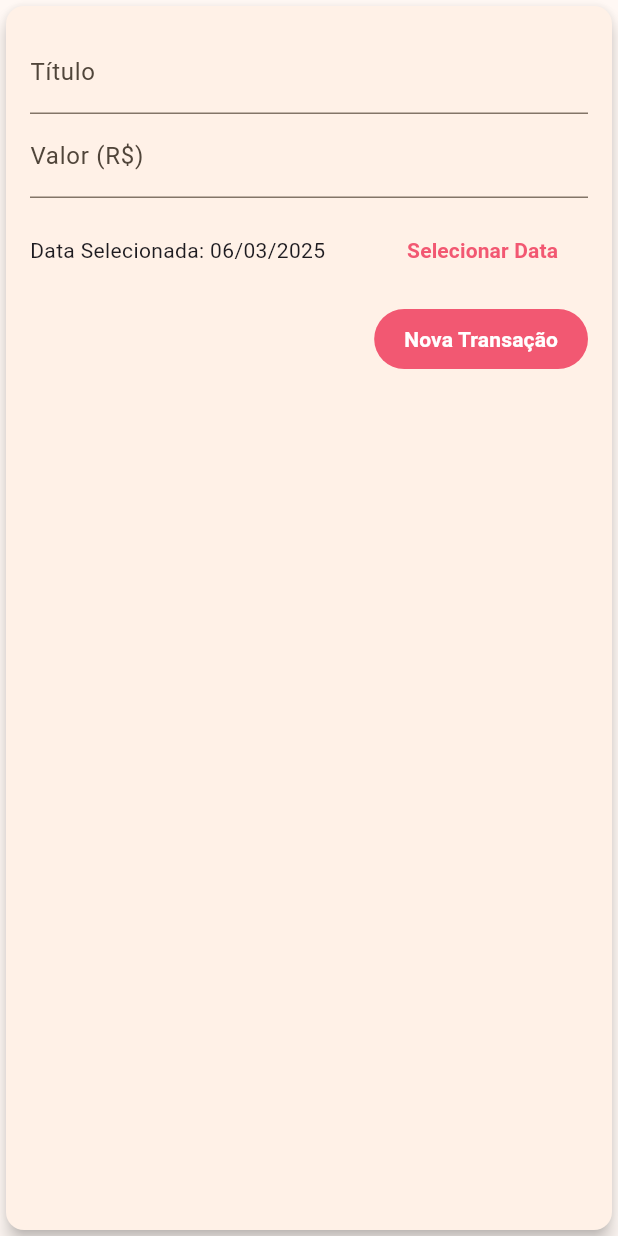
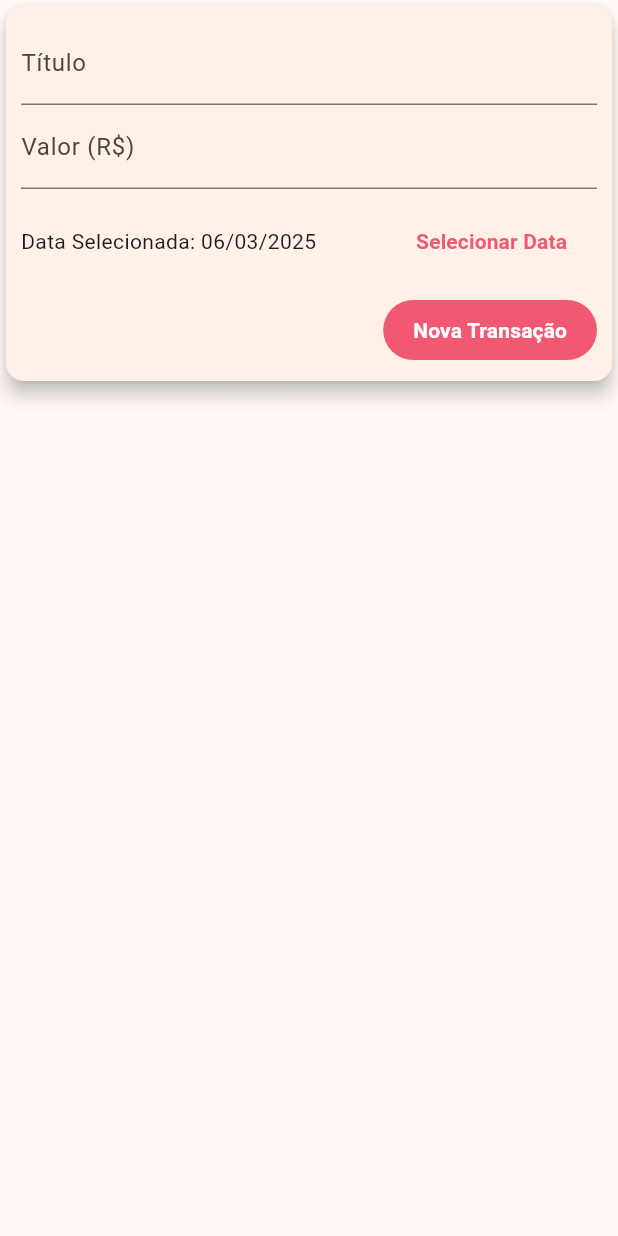
Before and after one commit to IsaiasFernandes/expenses_flutter, a Flutter app: the TransactionInputForm widget shown alone on an empty page, opened directly, on a phone screen of 412 x 824 dp. Run offline on Flutter 3.47's test engine with Material 3 defaults, Android fonts, the phone set to English and light mode, and no system bars; our stand-ins replace flutter_multi_formatter.

Commit message:
refatorando lista de transactions para aproveitar larguras maiores do dispositivo

```diff
--- a/lib/presentation/viewmodels/transactionViewmodel.dart
+++ b/lib/presentation/viewmodels/transactionViewmodel.dart
@@ -7,7 +7,7 @@ import '../../domain/models/transaction.dart';
 class TransactionViewModel extends ChangeNotifier {
 
   final List<Transaction> _transactions = [
-    /*Transaction(id: 'T1', title: 'Novo Tênis de Corrida', value: 550.76, date: DateTime.now().subtract(Duration(days: 2))),
+    Transaction(id: 'T1', title: 'Novo Tênis de Corrida', value: 550.76, date: DateTime.now().subtract(Duration(days: 2))),
     Transaction(id: 'T2', title: 'Conta de Luz', value: 211.30, date: DateTime.now().subtract(Duration(days: 3))),
     Transaction(id: 'T3', title: 'Conta de agua', value: 110.50, date: DateTime.now().subtract(Duration(days: 5))),
     Transaction(id: 'T4', title: 'Conta de internet', value: 300.00, date: DateTime.now().subtract(Duration(days: 4))),
@@ -16,7 +16,7 @@ class TransactionViewModel extends ChangeNotifier {
     Transaction(id: 'T7', title: 'Conta de internet', value: 300.00, date: DateTime.now().subtract(Duration(days: 4))),
     Transaction(id: 'T8', title: 'Conta de internet', value: 300.00, date: DateTime.now().subtract(Duration(days: 4))),
     Transaction(id: 'T9', title: 'Conta de utimo', value: 300.00, date: DateTime.now().subtract(Duration(days: 4))),
-  */];
+  ];
   List<Transaction> get transactions => _transactions;
 
   void addTransaction(String title, double value, DateTime date) {
--- a/lib/presentation/views/home/form/transactionInputForm.dart
+++ b/lib/presentation/views/home/form/transactionInputForm.dart
@@ -65,10 +65,16 @@ class _TransactionInputForm extends State<TransactionInputForm> {
 
   @override
   Widget build(BuildContext context) {
-    return Card(
+    return SingleChildScrollView(
+      child: Card(
         elevation: 5,
         child: Padding(
-        padding: const EdgeInsets.all(16),
+          padding: EdgeInsets.only(
+            top: 10,
+            right: 10,
+            left: 10,
+            bottom: 10 + MediaQuery.of(context).viewInsets.bottom,
+          ),
           child: Column(
             children: [
               TextField(
@@ -121,6 +127,7 @@ class _TransactionInputForm extends State<TransactionInputForm> {
             ],
           ),
         ),
+      ),
     );
   }
 }
--- a/lib/presentation/views/home/myHomePage.dart
+++ b/lib/presentation/views/home/myHomePage.dart
@@ -82,7 +82,7 @@ class _MyHomePage extends State<MyHomePage> {
               ),
             if (!_showChart || !isLandscape)
               Container(
-                height: availableHeight * 0.75,
+                height: availableHeight * (isLandscape ? 1 : 0.75) ,
                 child: Consumer<TransactionViewModel>(
                   builder: (context, viewModel, child) {
                     return viewModel.transactions.isEmpty
```
Also changed, not shown: lib/presentation/views/home/card/cardAdpter.dart (+8 -3 lines). Lines whose indentation alone changed are shown as unchanged.
